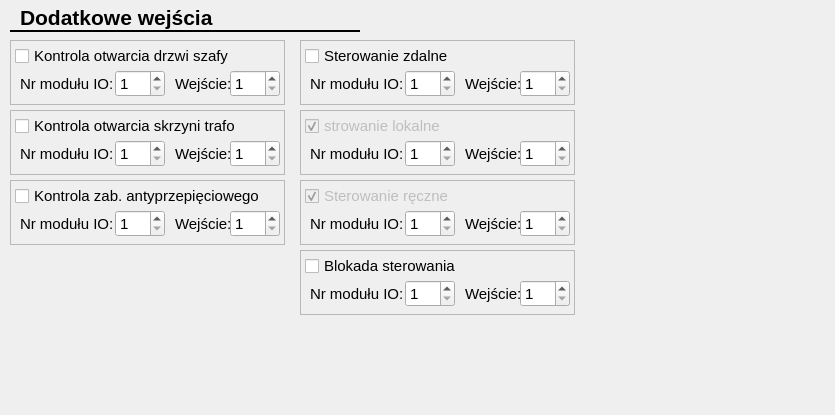
kaczmar55/koneor_v2, file CfgForms/ciocfgform.ui: the form before one commit.
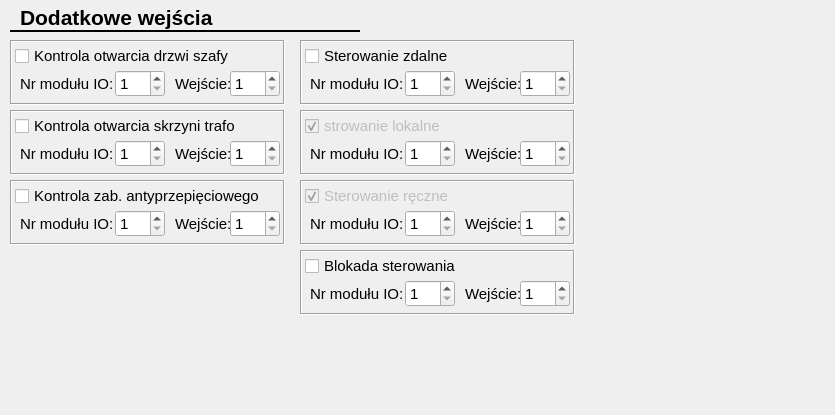
The form after the commit.

What changed in the file:
```diff
--- a/CfgForms/ciocfgform.ui
+++ b/CfgForms/ciocfgform.ui
@@ -71,10 +71,10 @@
     </font>
    </property>
    <property name="frameShape">
-    <enum>QFrame::StyledPanel</enum>
+    <enum>QFrame::Box</enum>
    </property>
    <property name="frameShadow">
-    <enum>QFrame::Raised</enum>
+    <enum>QFrame::Sunken</enum>
    </property>
    <widget class="QLabel" name="label_62">
     <property name="geometry">
@@ -191,10 +191,10 @@
     </font>
    </property>
    <property name="frameShape">
-    <enum>QFrame::StyledPanel</enum>
+    <enum>QFrame::Box</enum>
    </property>
    <property name="frameShadow">
-    <enum>QFrame::Raised</enum>
+    <enum>QFrame::Sunken</enum>
    </property>
    <widget class="QLabel" name="label_64">
     <property name="geometry">
@@ -311,10 +311,10 @@
     </font>
    </property>
    <property name="frameShape">
-    <enum>QFrame::StyledPanel</enum>
+    <enum>QFrame::Box</enum>
    </property>
    <property name="frameShadow">
-    <enum>QFrame::Raised</enum>
+    <enum>QFrame::Sunken</enum>
    </property>
    <widget class="QLabel" name="label_70">
     <property name="geometry">
@@ -437,10 +437,10 @@
     </font>
    </property>
    <property name="frameShape">
-    <enum>QFrame::StyledPanel</enum>
+    <enum>QFrame::Box</enum>
    </property>
    <property name="frameShadow">
-    <enum>QFrame::Raised</enum>
+    <enum>QFrame::Sunken</enum>
    </property>
    <widget class="QLabel" name="label_72">
     <property name="geometry">
@@ -563,10 +563,10 @@
     </font>
    </property>
    <property name="frameShape">
-    <enum>QFrame::StyledPanel</enum>
+    <enum>QFrame::Box</enum>
    </property>
    <property name="frameShadow">
-    <enum>QFrame::Raised</enum>
+    <enum>QFrame::Sunken</enum>
    </property>
    <widget class="QLabel" name="label_68">
     <property name="geometry">
@@ -683,10 +683,10 @@
     </font>
    </property>
    <property name="frameShape">
-    <enum>QFrame::StyledPanel</enum>
+    <enum>QFrame::Box</enum>
    </property>
    <property name="frameShadow">
-    <enum>QFrame::Raised</enum>
+    <enum>QFrame::Sunken</enum>
    </property>
    <widget class="QLabel" name="label_66">
     <property name="geometry">
@@ -803,10 +803,10 @@
     </font>
    </property>
    <property name="frameShape">
-    <enum>QFrame::StyledPanel</enum>
+    <enum>QFrame::Box</enum>
    </property>
    <property name="frameShadow">
-    <enum>QFrame::Raised</enum>
+    <enum>QFrame::Sunken</enum>
    </property>
    <widget class="QLabel" name="label_74">
     <property name="geometry">
```
